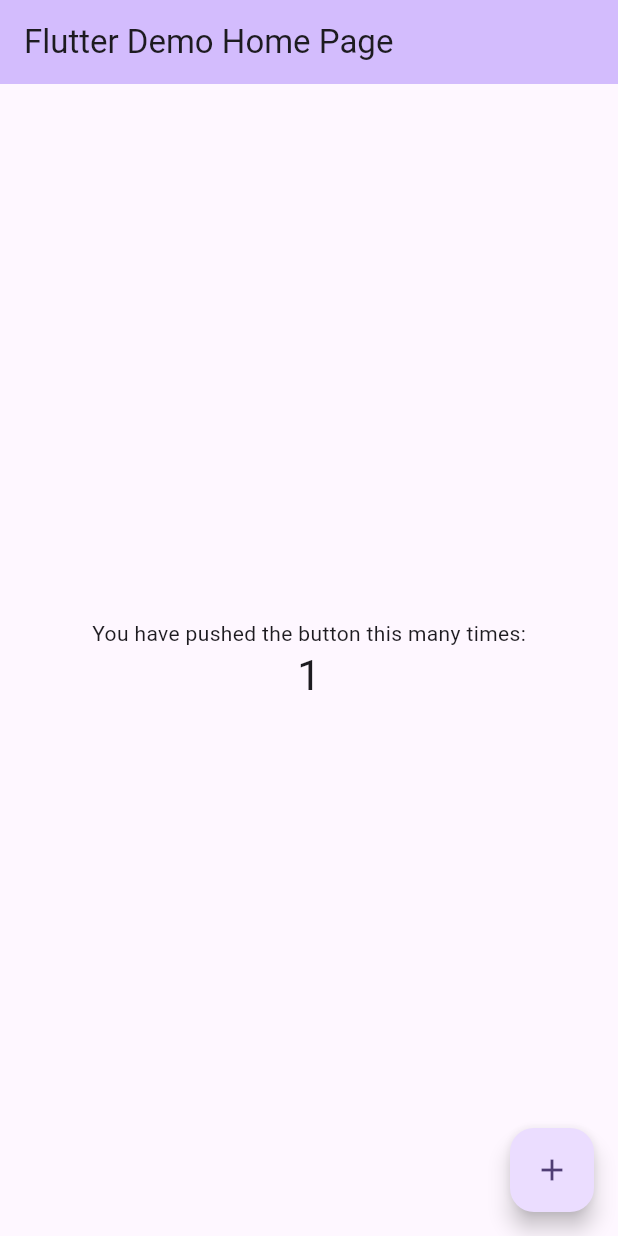
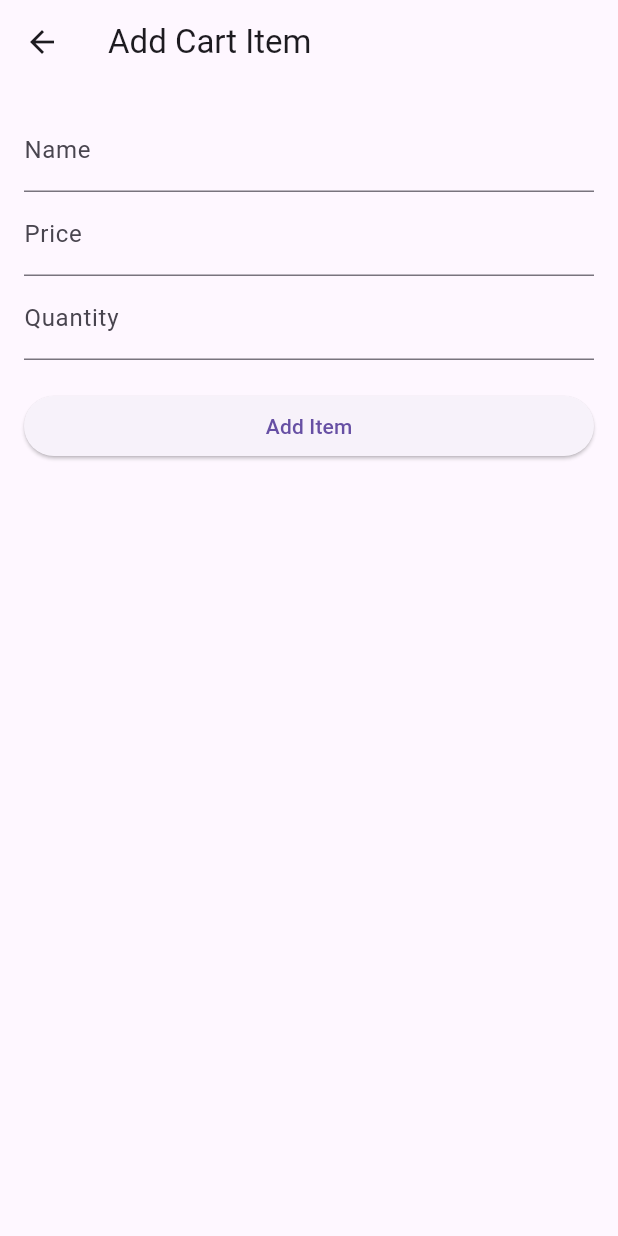
Before and after one commit to ashrf100/Hive_bloc_clean_architecture, a Flutter app: the screen it shows after launch, after a tap on the "add" icon, on a phone screen of 412 x 824 dp. Run offline on Flutter 3.47's test engine with Material 3 defaults, Android fonts, the phone set to English and light mode, and no system bars; our stand-ins replace bloc, flutter_bloc, get_it, hive, hive_flutter; accounts and stored records are empty.

Commit message:
2nd commit

```diff
--- /dev/null
+++ b/devtools_options.yaml
@@ -0,0 +1 @@
+extensions:
--- /dev/null
+++ b/lib/core/app_routes.dart
@@ -0,0 +1,5 @@
+class AppRoutes {
+  static const String home = 'home';
+  static const String addPage = '/addPage';
+  static const String editPage = '/EditPage';
+}
--- /dev/null
+++ b/lib/core/route_generator.dart
@@ -0,0 +1,40 @@
+import 'package:flutter/material.dart';
+import 'package:hive_bloc/core/app_routes.dart';
+
+import 'package:hive_bloc/features/cart/presentation/pages/add_page.dart';
+import 'package:hive_bloc/features/cart/presentation/pages/edit_page.dart';
+import 'package:hive_bloc/features/cart/presentation/pages/home_page.dart';
+
+class RouteGenerator {
+  static Route<dynamic> generateRoute(RouteSettings settings) {
+    final args = settings.arguments;
+
+    switch (settings.name) {
+      case AppRoutes.home:
+        return MaterialPageRoute(builder: (_) => const HomePage());
+      case AppRoutes.addPage:
+        return MaterialPageRoute(builder: (_) => const AddPage());
+
+      case AppRoutes.editPage:
+        if (args is Map<String, dynamic>) {
+          return MaterialPageRoute(
+              builder: (_) => EditPage(
+                  cartProduct: args['cartProduct'], index: args['index']));
+        }
+
+        return _errorRoute();
+
+      default:
+        return _errorRoute();
+    }
+  }
+
+  static Route<dynamic> _errorRoute() {
+    return MaterialPageRoute(builder: (_) {
+      return Scaffold(
+        appBar: AppBar(title: const Text('Error')),
+        body: const Center(child: Text('Page not found!')),
+      );
+    });
+  }
+}
--- a/lib/features/cart/data/datasources/cart_local_data_source.dart
+++ b/lib/features/cart/data/datasources/cart_local_data_source.dart
@@ -10,10 +10,10 @@ abstract class CartlocalDataSource {
   void cartDecrease(int index);
 }
 
-class CartlocalDataSourceHttp implements CartlocalDataSource {
+class CartlocalDataSourceHive implements CartlocalDataSource {
   final Box<CartProductModel> box;
 
-  CartlocalDataSourceHttp({required this.box});
+  CartlocalDataSourceHive({required this.box});
 
   @override
   void addToCart(CartProductModel cartProduct) {
--- /dev/null
+++ b/lib/features/cart/presentation/bloc/cart_bloc.dart
@@ -0,0 +1,90 @@
+import 'package:bloc/bloc.dart';
+import 'package:flutter/material.dart';
+import 'package:hive_bloc/core/const.dart';
+import 'package:hive_bloc/features/cart/domain/entities/cart.dart';
+import 'package:hive_bloc/features/cart/domain/usecase/cart_usecases.dart';
+import 'package:meta/meta.dart';
+
+part 'cart_event.dart';
+part 'cart_state.dart';
+
+class CartBloc extends Bloc<CartEvent, CartState> {
+  final GetCartUseCase getCartUseCase;
+  final AddToCartUseCase addToCartUseCase;
+  final DeletFromCartUseCase deletFromCartUseCase;
+  final EditToCartCartUseCase editToCartCartUseCase;
+  final CartIncreaseUseCase cartIncreaseUseCase;
+  final CartDecreaseUseCase cartDecreaseUseCase;
+
+  final nameController = TextEditingController();
+  final priceController = TextEditingController();
+  final quantityController = TextEditingController();
+
+  final nameUpdateController = TextEditingController();
+  final priceUpdateController = TextEditingController();
+  final quantityUpdateController = TextEditingController();
+
+  CartBloc({
+    required this.getCartUseCase,
+    required this.addToCartUseCase,
+    required this.deletFromCartUseCase,
+    required this.editToCartCartUseCase,
+    required this.cartIncreaseUseCase,
+    required this.cartDecreaseUseCase,
+  }) : super(CartInitial()) {
+    on<CartinitEvent>((event, emit) {
+      _handleGetData(emit);
+    });
+
+    on<CartAddEvent>((event, emit) {
+      CartProduct cartProduct = CartProduct(
+        title: nameController.text,
+        price: double.parse(priceController.text),
+        quantity: int.parse(quantityController.text),
+      );
+      addToCartUseCase.call(cartProduct: cartProduct);
+      _handleGetData(emit);
+      Navigator.pop(event.context);
+    });
+
+    on<CartEditEvent>((event, emit) {
+      CartProduct cartProduct = CartProduct(
+        title: nameUpdateController.text,
+        price: double.parse(priceUpdateController.text),
+        quantity: int.parse(quantityUpdateController.text),
+      );
+      editToCartCartUseCase.call(cartProduct: cartProduct, index: event.index);
+      _handleGetData(emit);
+      Navigator.pop(event.context);
+    });
+
+    on<CartDeletEvent>((event, emit) {
+      deletFromCartUseCase.call(index: event.index);
+      _handleGetData(emit);
+    });
+
+    on<CartIncreaseEvent>((event, emit) {
+      cartIncreaseUseCase.call(index: event.index);
+      _handleGetData(emit);
+    });
+    on<CartDecreaseEvent>((event, emit) {
+      cartDecreaseUseCase.call(index: event.index);
+      _handleGetData(emit);
+    });
+  }
+
+  void _handleGetData(Emitter<CartState> emit) {
+    List<CartProduct> cartProducts = getCartUseCase.call(box: boxName);
+    if (cartProducts.isNotEmpty) {
+      emit(CartGetData(cartProducts: cartProducts));
+    } else {
+      emit(CartError());
+    }
+  }
+
+  void clearTextControllers() {
+    nameController.clear();
+    priceController.clear();
+    quantityController.clear();
+  }
+}
--- /dev/null
+++ b/lib/features/cart/presentation/bloc/cart_event.dart
@@ -0,0 +1,37 @@
+part of 'cart_bloc.dart';
+
+@immutable
+sealed class CartEvent {}
+
+final class CartinitEvent extends CartEvent {}
+
+final class CartAddEvent extends CartEvent {
+  final BuildContext context;
+
+  CartAddEvent({required this.context});
+}
+
+final class CartEditEvent extends CartEvent {
+  final int index;
+  final BuildContext context;
+
+  CartEditEvent({required this.index, required this.context});
+}
+
+final class CartDeletEvent extends CartEvent {
+  final int index;
+
+  CartDeletEvent({required this.index});
+}
+
+final class CartIncreaseEvent extends CartEvent {
+  final int index;
+
+  CartIncreaseEvent({required this.index});
+}
+
+final class CartDecreaseEvent extends CartEvent {
+  final int index;
+
+  CartDecreaseEvent({required this.index});
+}
--- /dev/null
+++ b/lib/features/cart/presentation/bloc/cart_state.dart
@@ -0,0 +1,14 @@
+part of 'cart_bloc.dart';
+
+@immutable
+sealed class CartState {}
+
+final class CartInitial extends CartState {}
+
+final class CartError extends CartState {}
+
+final class CartGetData extends CartState {
+  final List<CartProduct> cartProducts;
+
+  CartGetData({required this.cartProducts});
+}
--- /dev/null
+++ b/lib/features/cart/presentation/pages/add_page.dart
@@ -0,0 +1,57 @@
+import 'package:flutter/material.dart';
+import 'package:flutter_bloc/flutter_bloc.dart';
+import 'package:hive_bloc/features/cart/presentation/bloc/cart_bloc.dart';
+
+class AddPage extends StatelessWidget {
+  const AddPage({super.key});
+
+  @override
+  Widget build(BuildContext context) {
+    context.read<CartBloc>().clearTextControllers();
+
+    return Scaffold(
+      appBar: AppBar(
+        title: const Text('Add Cart Item'),
+      ),
+      body: BlocConsumer<CartBloc, CartState>(
+        listener: (context, state) {
+          // TODO: implement listener
+        },
+        builder: (context, state) {
+          CartBloc cartbloc = context.read<CartBloc>();
+          return Padding(
+            padding: const EdgeInsets.all(16.0),
+            child: Column(
+              crossAxisAlignment: CrossAxisAlignment.stretch,
+              children: [
+                TextField(
+                  controller: cartbloc.nameController,
+                  decoration: const InputDecoration(labelText: 'Name'),
+                ),
+                TextField(
+                  controller: cartbloc.priceController,
+                  decoration: const InputDecoration(labelText: 'Price'),
+                  keyboardType: TextInputType.number,
+                ),
+                TextField(
+                  controller: cartbloc.quantityController,
+                  decoration: const InputDecoration(labelText: 'Quantity'),
+                  keyboardType: TextInputType.number,
+                ),
+                const SizedBox(height: 20),
+                ElevatedButton(
+                  onPressed: () {
+                    context
+                        .read<CartBloc>()
+                        .add(CartAddEvent(context: context));
+                  },
+                  child: const Text('Add Item'),
+                ),
+              ],
+            ),
+          );
+        },
+      ),
+    );
+  }
+}
--- /dev/null
+++ b/lib/features/cart/presentation/pages/home_page.dart
@@ -0,0 +1,23 @@
+import 'package:flutter/material.dart';
+import 'package:hive_bloc/core/app_routes.dart';
+import 'package:hive_bloc/features/cart/presentation/widgets/cart_list_widget.dart';
+
+class HomePage extends StatelessWidget {
+  const HomePage({Key? key}) : super(key: key);
+
+  @override
+  Widget build(BuildContext context) {
+    return Scaffold(
+      floatingActionButton: FloatingActionButton(
+        onPressed: () {
+          Navigator.pushNamed(context, AppRoutes.addPage);
+        },
+        child: const Icon(Icons.add),
+      ),
+      appBar: AppBar(
+        title: const Text('Cart Items'),
+      ),
+      body: const CartListWidget(),
+    );
+  }
+}
--- /dev/null
+++ b/lib/features/cart/presentation/widgets/cart_list_item_widget.dart
@@ -0,0 +1,66 @@
+import 'package:flutter/material.dart';
+import 'package:flutter_bloc/flutter_bloc.dart';
+import 'package:hive_bloc/core/app_routes.dart';
+import 'package:hive_bloc/features/cart/domain/entities/cart.dart';
+import 'package:hive_bloc/features/cart/presentation/bloc/cart_bloc.dart';
+
+class CartListItemWidget extends StatelessWidget {
+  final CartProduct item;
+  final int index;
+
+  const CartListItemWidget({
+    required this.item,
+    required this.index,
+    Key? key,
+  }) : super(key: key);
+
+  @override
+  Widget build(BuildContext context) {
+    return Card(
+      child: ListTile(
+        onTap: () {
+          Navigator.pushNamed(context, AppRoutes.editPage,
+              arguments: {"cartProduct": item, "index": index});
+        },
+        title: Text(item.title),
+        subtitle: Column(
+          crossAxisAlignment: CrossAxisAlignment.start,
+          children: [
+            Text(
+              'Price: \$${item.price.toStringAsFixed(2)}',
+              style: const TextStyle(fontWeight: FontWeight.bold),
+            ),
+            Row(
+              children: [
+                const Text('Quantity: '),
+                IconButton(
+                  onPressed: () {
+                    context
+                        .read<CartBloc>()
+                        .add(CartDecreaseEvent(index: index));
+                  },
+                  icon: const Icon(Icons.remove),
+                ),
+                Text(item.quantity.toString()),
+                IconButton(
+                  onPressed: () {
+                    context
+                        .read<CartBloc>()
+                        .add(CartIncreaseEvent(index: index));
+                  },
+                  icon: const Icon(Icons.add),
+                ),
+              ],
+            ),
+          ],
+        ),
+        trailing: IconButton(
+          onPressed: () {
+            context.read<CartBloc>().add(CartDeletEvent(index: index));
+          },
+          icon: const Icon(Icons.delete),
+        ),
+      ),
+    );
+  }
+}
--- /dev/null
+++ b/lib/features/cart/presentation/widgets/cart_list_widget.dart
@@ -0,0 +1,37 @@
+import 'package:flutter/material.dart';
+import 'package:flutter_bloc/flutter_bloc.dart';
+import 'package:hive_bloc/features/cart/domain/entities/cart.dart';
+import 'package:hive_bloc/features/cart/presentation/bloc/cart_bloc.dart';
+import 'package:hive_bloc/features/cart/presentation/widgets/cart_list_item_widget.dart';
+
+class CartListWidget extends StatelessWidget {
+  const CartListWidget({super.key});
+
+  @override
+  Widget build(BuildContext context) {
+    context.read<CartBloc>().add(CartinitEvent());
+
+    return BlocBuilder<CartBloc, CartState>(
+      builder: (context, state) {
+        if (state is CartInitial) {
+          return const Center(child: CircularProgressIndicator());
+        }
+        if (state is CartError) {
+          return const Center(child: Text('No items in the cart'));
+        }
+        if (state is CartGetData) {
+          List<CartProduct> cartProducts = state.cartProducts;
+          return ListView.builder(
+            itemCount: cartProducts.length,
+            itemBuilder: (context, index) {
+              return CartListItemWidget(
+                  item: cartProducts[index], index: index);
+            },
+          );
+        }
+
+        return const SizedBox();
+      },
+    );
+  }
+}
--- /dev/null
+++ b/lib/injection_container.dart
@@ -0,0 +1,44 @@
+import 'package:get_it/get_it.dart';
+import 'package:hive/hive.dart';
+import 'package:hive_bloc/core/const.dart';
+import 'package:hive_bloc/features/cart/data/datasources/cart_local_data_source.dart';
+import 'package:hive_bloc/features/cart/data/model/Cart_Product_model.dart';
+import 'package:hive_bloc/features/cart/data/repositories/cart_repository_imp.dart';
+import 'package:hive_bloc/features/cart/domain/repositories/cart_repostiory.dart';
+import 'package:hive_bloc/features/cart/domain/usecase/cart_usecases.dart';
+import 'package:hive_bloc/features/cart/presentation/bloc/cart_bloc.dart';
+
+final sl = GetIt.instance;
+
+Future<void> init() async {
+  // Bloc
+  sl.registerFactory(() => CartBloc(
+      getCartUseCase: sl(),
+      addToCartUseCase: sl(),
+      deletFromCartUseCase: sl(),
+      editToCartCartUseCase: sl(),
+      cartIncreaseUseCase: sl(),
+      cartDecreaseUseCase: sl()));
+
+  // Usecases
+  sl.registerLazySingleton(() => GetCartUseCase(repostiory: sl()));
+  sl.registerLazySingleton(() => AddToCartUseCase(repostiory: sl()));
+  sl.registerLazySingleton(() => DeletFromCartUseCase(repostiory: sl()));
+  sl.registerLazySingleton(() => EditToCartCartUseCase(repostiory: sl()));
+  sl.registerLazySingleton(() => CartIncreaseUseCase(repostiory: sl()));
+  sl.registerLazySingleton(() => CartDecreaseUseCase(repostiory: sl()));
+
+  // Repository
+  sl.registerLazySingleton<CartRepository>(
+      () => CartRepositoryImpl(cartlocalDataSource: sl()));
+
+  // Datasources ProductsLocalDataSource
+  sl.registerLazySingleton<CartlocalDataSource>(
+      () => CartlocalDataSourceHive(box: sl()));
+
+  // Core
+
+  // External
+  final cartBox = await Hive.openBox<CartProductModel>(boxName);
+  sl.registerLazySingleton(() => cartBox);
+}
--- a/lib/main.dart
+++ b/lib/main.dart
@@ -1,13 +1,18 @@
 import 'package:flutter/material.dart';
+import 'package:flutter_bloc/flutter_bloc.dart';
 import 'package:hive/hive.dart';
-import 'package:hive_bloc/core/const.dart';
+import 'package:hive_bloc/core/app_routes.dart';
+import 'package:hive_bloc/core/route_generator.dart';
 import 'package:hive_bloc/features/cart/data/model/Cart_Product_model.dart';
+import 'package:hive_bloc/features/cart/presentation/bloc/cart_bloc.dart';
 import 'package:hive_flutter/adapters.dart';
+import 'injection_container.dart' as di;
 
 Future<void> main() async {
   await Hive.initFlutter();
   Hive.registerAdapter<CartProductModel>(CartProductModelAdapter());
-  await Hive.openBox<CartProductModel>(boxName);
+
+  await di.init();
 
   runApp(const MyApp());
 }
@@ -15,119 +20,19 @@ Future<void> main() async {
 class MyApp extends StatelessWidget {
   const MyApp({super.key});
 
-  // This widget is the root of your application.
   @override
   Widget build(BuildContext context) {
-    return MaterialApp(
-      title: 'Flutter Demo',
-      theme: ThemeData(
-        // This is the theme of your application.
-        //
-        // TRY THIS: Try running your application with "flutter run". You'll see
-        // the application has a blue toolbar. Then, without quitting the app,
-        // try changing the seedColor in the colorScheme below to Colors.green
-        // and then invoke "hot reload" (save your changes or press the "hot
-        // reload" button in a Flutter-supported IDE, or press "r" if you used
-        // the command line to start the app).
-        //
-        // Notice that the counter didn't reset back to zero; the application
-        // state is not lost during the reload. To reset the state, use hot
-        // restart instead.
-        //
-        // This works for code too, not just values: Most code changes can be
-        // tested with just a hot reload.
-        colorScheme: ColorScheme.fromSeed(seedColor: Colors.deepPurple),
-        useMaterial3: true,
+    return MultiBlocProvider(
+      providers: [
+        BlocProvider(
+          create: (context) => di.sl<CartBloc>(),
+        )
+      ],
+      child: const MaterialApp(
+        title: 'Flutter Demo',
+        initialRoute: AppRoutes.home,
+        onGenerateRoute: RouteGenerator.generateRoute,
       ),
-      home: const MyHomePage(title: 'Flutter Demo Home Page'),
     );
   }
 }
-
-class MyHomePage extends StatefulWidget {
-  const MyHomePage({super.key, required this.title});
-
-  // This widget is the home page of your application. It is stateful, meaning
-  // that it has a State object (defined below) that contains fields that affect
-  // how it looks.
-
-  // This class is the configuration for the state. It holds the values (in this
-  // case the title) provided by the parent (in this case the App widget) and
-  // used by the build method of the State. Fields in a Widget subclass are
-  // always marked "final".
-
-  final String title;
-
-  @override
-  State<MyHomePage> createState() => _MyHomePageState();
-}
-
-class _MyHomePageState extends State<MyHomePage> {
-  int _counter = 0;
-
-  void _incrementCounter() {
-    setState(() {
-      // This call to setState tells the Flutter framework that something has
-      // changed in this State, which causes it to rerun the build method below
-      // so that the display can reflect the updated values. If we changed
-      // _counter without calling setState(), then the build method would not be
-      // called again, and so nothing would appear to happen.
-      _counter++;
-    });
-  }
-
-  @override
-  Widget build(BuildContext context) {
-    // This method is rerun every time setState is called, for instance as done
-    // by the _incrementCounter method above.
-    //
-    // The Flutter framework has been optimized to make rerunning build methods
-    // fast, so that you can just rebuild anything that needs updating rather
-    // than having to individually change instances of widgets.
-    return Scaffold(
-      appBar: AppBar(
-        // TRY THIS: Try changing the color here to a specific color (to
-        // Colors.amber, perhaps?) and trigger a hot reload to see the AppBar
-        // change color while the other colors stay the same.
-        backgroundColor: Theme.of(context).colorScheme.inversePrimary,
-        // Here we take the value from the MyHomePage object that was created by
-        // the App.build method, and use it to set our appbar title.
-        title: Text(widget.title),
-      ),
-      body: Center(
-        // Center is a layout widget. It takes a single child and positions it
-        // in the middle of the parent.
-        child: Column(
-          // Column is also a layout widget. It takes a list of children and
-          // arranges them vertically. By default, it sizes itself to fit its
-          // children horizontally, and tries to be as tall as its parent.
-          //
-          // Column has various properties to control how it sizes itself and
-          // how it positions its children. Here we use mainAxisAlignment to
-          // center the children vertically; the main axis here is the vertical
-          // axis because Columns are vertical (the cross axis would be
-          // horizontal).
-          //
-          // TRY THIS: Invoke "debug painting" (choose the "Toggle Debug Paint"
-          // action in the IDE, or press "p" in the console), to see the
-          // wireframe for each widget.
-          mainAxisAlignment: MainAxisAlignment.center,
-          children: <Widget>[
-            const Text(
-              'You have pushed the button this many times:',
-            ),
-            Text(
-              '$_counter',
-              style: Theme.of(context).textTheme.headlineMedium,
-            ),
-          ],
-        ),
-      ),
-      floatingActionButton: FloatingActionButton(
-        onPressed: _incrementCounter,
-        tooltip: 'Increment',
-        child: const Icon(Icons.add),
-      ), // This trailing comma makes auto-formatting nicer for build methods.
-    );
-  }
-}
--- a/pubspec.yaml
+++ b/pubspec.yaml
@@ -36,9 +36,12 @@ dependencies:
   # Use with the CupertinoIcons class for iOS style icons.
   cupertino_icons: ^1.0.2
   hive: ^2.2.3
-  get: ^4.6.6
   hive_flutter: ^1.1.0
   hive_generator: ^2.0.1
+  bloc: ^8.1.4
+  flutter_bloc: ^8.1.3
+  get_it: ^7.7.0
+
 dev_dependencies:
   flutter_test:
     sdk: flutter
```
Also changed, not shown: lib/features/cart/presentation/pages/edit_page.dart (added, +64 -0 lines), lib/features/cart/domain/usecase/cart_usecases.dart (line endings or trailing spaces), pubspec.lock.
